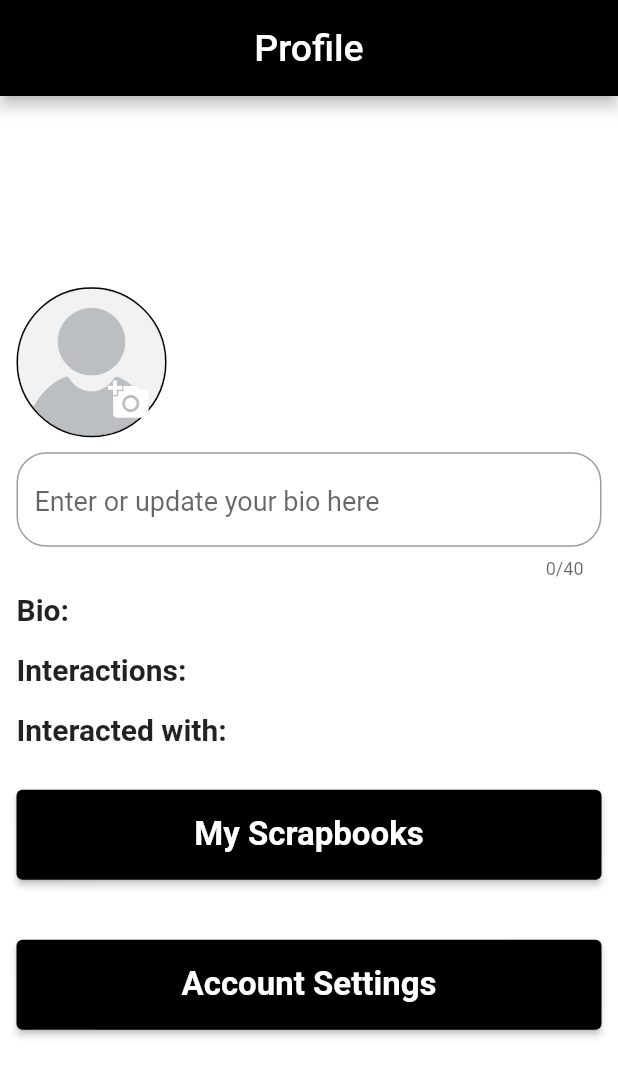
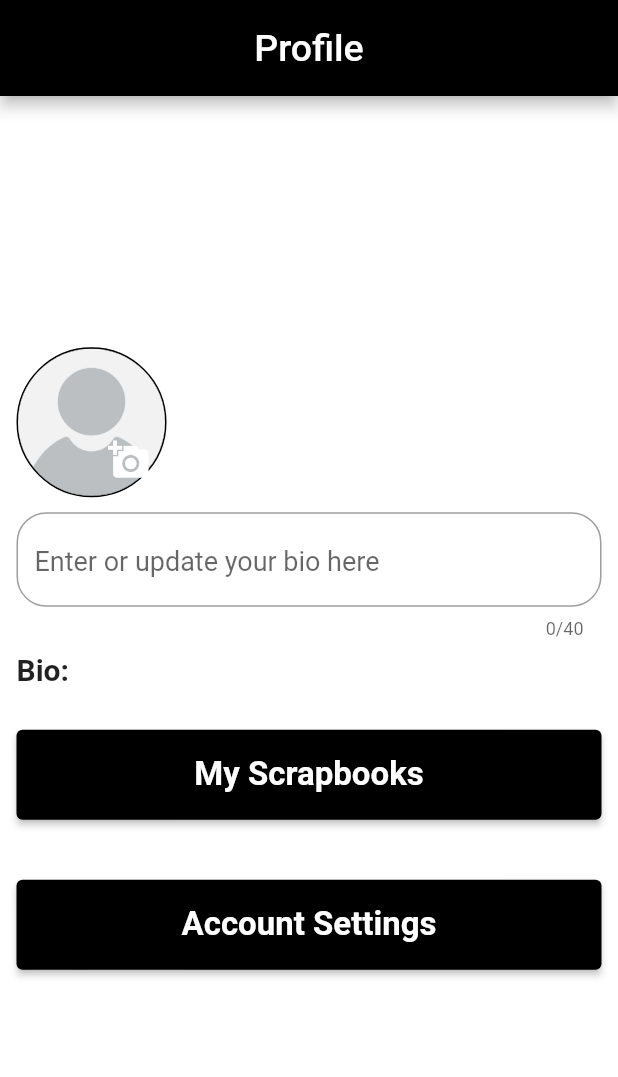
Before and after one commit to Y3-Project/GeoEyeApp, a Flutter app: the ProfileWidget screen opened directly, on a phone screen of 412 x 824 dp. Shown: the top 1077 px of the screen. Run offline on Flutter 3.47's test engine with Material 2 defaults, Android fonts, the phone set to English and light mode, and no system bars; our stand-ins replace animated_splash_screen, animated_text_kit, cloud_firestore, curved_navigation_bar, email_validator, firebase_auth and 11 more; missing offline and left inert: ar_location_view, flutter_map_marker_popup, popup_card; accounts and stored records are empty.

Commit message:
remove more placeholders

```diff
--- a/lib/profile_widgets/profile_widget.dart
+++ b/lib/profile_widgets/profile_widget.dart
@@ -122,24 +122,24 @@ class _ProfileWidgetState extends State<ProfileWidget> {
 //                          style: TextStyle(
 //                              fontWeight: FontWeight.bold, fontSize: 17)),
 //                    )),
-                    Align(
-                        child: Container(
-                      height: 40,
-                      alignment: Alignment.centerLeft,
-                      decoration: BoxDecoration(border: Border.symmetric()),
-                      child: Text("Interactions: ",
-                          style: TextStyle(
-                              fontWeight: FontWeight.bold, fontSize: 20)),
-                    )),
-                    Align(
-                        child: Container(
-                      height: 40,
-                      alignment: Alignment.centerLeft,
-                      decoration: BoxDecoration(border: Border.symmetric()),
-                      child: Text("Interacted with: ",
-                          style: TextStyle(
-                              fontWeight: FontWeight.bold, fontSize: 20)),
-                    ))
+//                    Align(
+//                        child: Container(
+//                      height: 40,
+//                      alignment: Alignment.centerLeft,
+//                      decoration: BoxDecoration(border: Border.symmetric()),
+//                      child: Text("Interactions: ",
+//                          style: TextStyle(
+//                              fontWeight: FontWeight.bold, fontSize: 20)),
+//                    )),
+//                    Align(
+//                        child: Container(
+//                      height: 40,
+//                      alignment: Alignment.centerLeft,
+//                      decoration: BoxDecoration(border: Border.symmetric()),
+//                      child: Text("Interacted with: ",
+//                          style: TextStyle(
+//                              fontWeight: FontWeight.bold, fontSize: 20)),
+//                    ))
                   ],
                 )
               ]),
```
